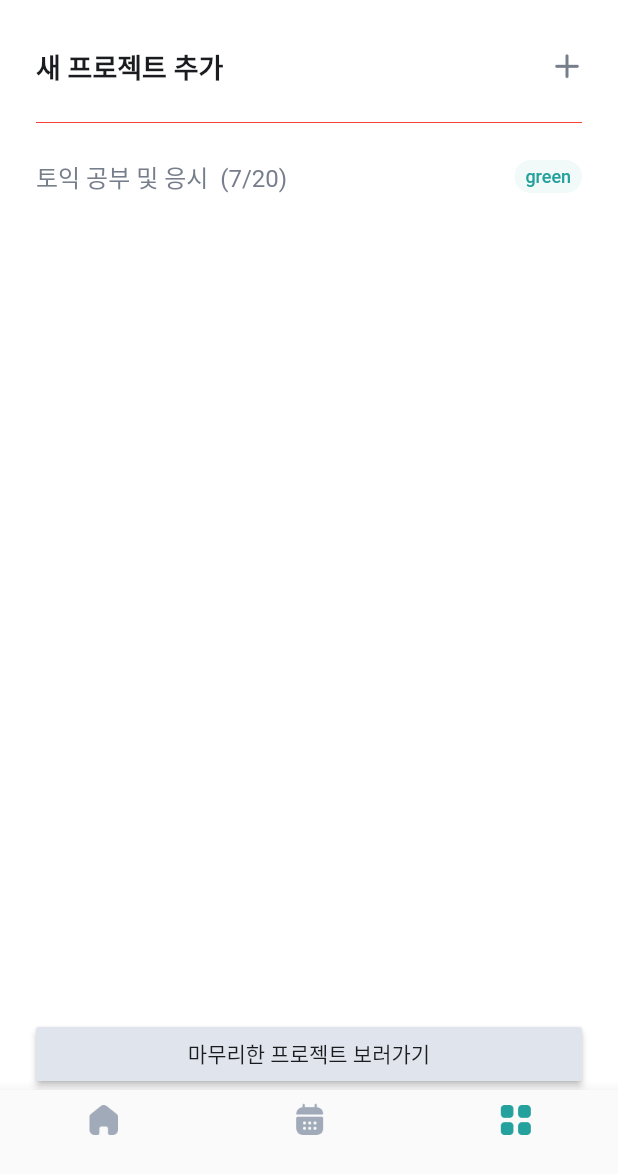
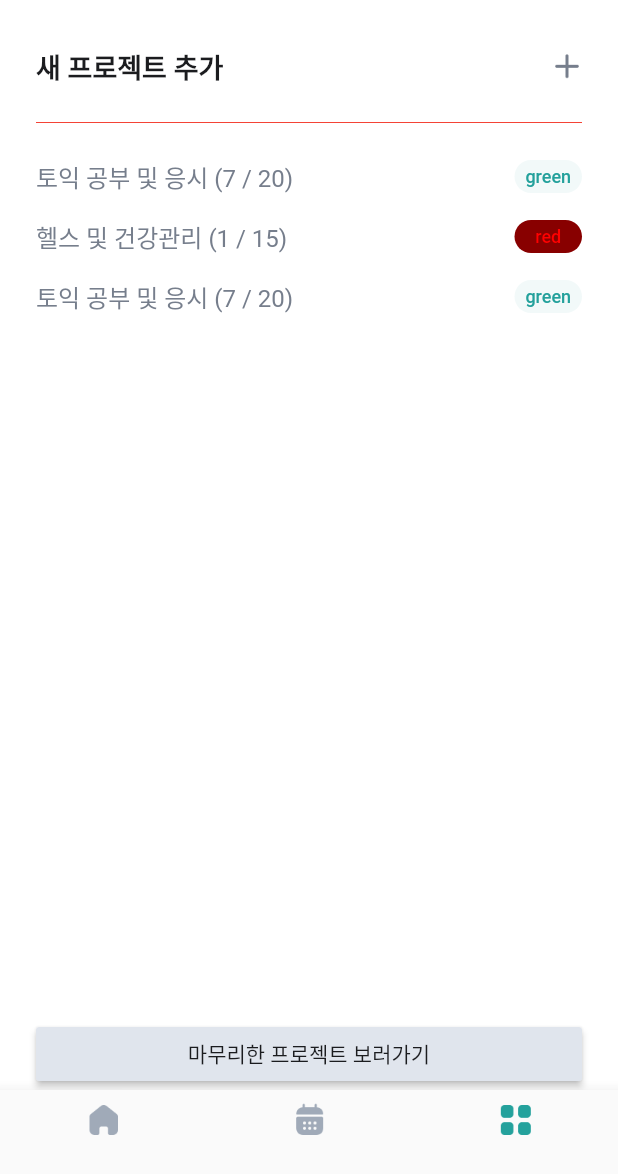
Before and after one commit to su-mong/flutter_cookbook_runplan, a Flutter app: the screen it shows after launch, item 3 of the bottom bar chosen, on a phone screen of 412 x 824 dp, the part 62-1236 px from its top. Run offline on Flutter 3.47's test engine with Material 2 defaults, Android fonts, the phone set to English and light mode, and no system bars.

Commit message:
20230609

```diff
--- /dev/null
+++ b/lib/model/project_model.dart
@@ -0,0 +1,31 @@
+import 'dart:ui';
+
+/// 프로젝트 데이터를 저장하기 위한 class
+class ProjectModel {
+  /// 아래는 전부 ProjectModel의 속성
+  /// 프로젝트명(이름)
+  final String projectName; // 문자열
+
+  /// 진행한 할일 갯수
+  final int finishedTodoNumber; // 정수
+
+  /// 전체 할일 갯수
+  final int totalTodoNumber; // 정수
+
+  /// marker 배경색
+  final Color markerBackgroundColor; // UI 표시를 위한 Color
+  /// marker 텍스트 색
+  final Color markerTextColor; // UI 표시를 위한 Color
+  /// marker에 넣을 텍스트(색상명)
+  final String markerColorName; // 문자열
+
+  /// 생성자
+  const ProjectModel({
+    required this.projectName,
+    required this.finishedTodoNumber,
+    required this.totalTodoNumber,
+    required this.markerBackgroundColor,
+    required this.markerTextColor,
+    required this.markerColorName,
+  });
+}
--- a/lib/project_screen.dart
+++ b/lib/project_screen.dart
@@ -1,6 +1,36 @@
 import 'package:flutter/material.dart';
 
+import 'model/project_model.dart';
+
 class ProjectScreen extends StatelessWidget {
+  /// ProjectModel 리스트
+  final List<ProjectModel> _projectList = [
+    ProjectModel(
+      projectName: '토익 공부 및 응시',
+      finishedTodoNumber: 7,
+      totalTodoNumber: 20,
+      markerBackgroundColor: Color(0xFFF2F9F9),
+      markerTextColor: Color(0xFF24A19C),
+      markerColorName: 'green',
+    ),
+    ProjectModel(
+      projectName: '헬스 및 건강관리',
+      finishedTodoNumber: 1,
+      totalTodoNumber: 15,
+      markerBackgroundColor: Color(0xFF880000),
+      markerTextColor: Color(0xFFFF0000),
+      markerColorName: 'red',
+    ),
+    ProjectModel(
+      projectName: '토익 공부 및 응시',
+      finishedTodoNumber: 7,
+      totalTodoNumber: 20,
+      markerBackgroundColor: Color(0xFFF2F9F9),
+      markerTextColor: Color(0xFF24A19C),
+      markerColorName: 'green',
+    ),
+  ];
+
   @override
   Widget build(BuildContext context) {
     return Container(
@@ -48,18 +78,25 @@ class ProjectScreen extends StatelessWidget {
           // 16px 떨어뜨리기
           SizedBox(height: 16),
 
-          // 리스트뷰
-          ListView(
+          // 동적 생성이 가능한 리스트뷰
+          ListView.separated(
+            itemCount: _projectList.length, // 리스트의 아이템 갯수 : _projectList의 갯수
             physics: NeverScrollableScrollPhysics(), // Column 안에서 리스트뷰를 쓸 때 필요한 옵션 1. 리스트뷰 스크롤 막음
             shrinkWrap: true, // Column 안에서 리스트뷰를 쓸 때 필요한 옵션 2. Column 안쪽에 리스트뷰를 넣을 때 꼭 필요한 옵션.
-            children: [
+            separatorBuilder: (BuildContext context, int index) {
+              return SizedBox(height: 16);
+            },
+            itemBuilder: (BuildContext context, int index) {
+              // index: 리스트에서 몇 번째에 있는지를 나타내는 값.
+
+              // 리스트의 아이템 하나에 대한 UI (프로젝트 1개)
               // 프로젝트 1개
-              Row(
+              return Row(
                 mainAxisSize: MainAxisSize.max,
                 mainAxisAlignment: MainAxisAlignment.spaceBetween,
                 children: [
                   Text(
-                    '토익 공부 및 응시  (7/20)',
+                    '${_projectList[index].projectName} (${_projectList[index].finishedTodoNumber} / ${_projectList[index].totalTodoNumber})',
                     style: TextStyle(
                       fontSize: 16,
                       color: Color(0xFF767E8C),
@@ -72,22 +109,22 @@ class ProjectScreen extends StatelessWidget {
                     // padding: EdgeInsets.only(left: 6, right: 6, bottom: 2, top: 2),
                     decoration: BoxDecoration(
                       borderRadius: BorderRadius.circular(12),
-                      color: Color(0xFFF2F9F9),
+                      color: _projectList[index].markerBackgroundColor,
                     ),
                     child: Center(
                       child: Text(
-                        'green',
+                        _projectList[index].markerColorName,
                         style: TextStyle(
                           fontSize: 12,
-                          color: Color(0xFF24A19C),
+                          color: _projectList[index].markerTextColor,
                           fontWeight: FontWeight.w500, // bold -> w500
                         ),
                       ),
                     ),
                   )
                 ],
-              ),
-            ],
+              );
+            },
           ),
 
           Spacer(), // 간격
```
Also changed, not shown: lib/main.dart (line endings or trailing spaces).
